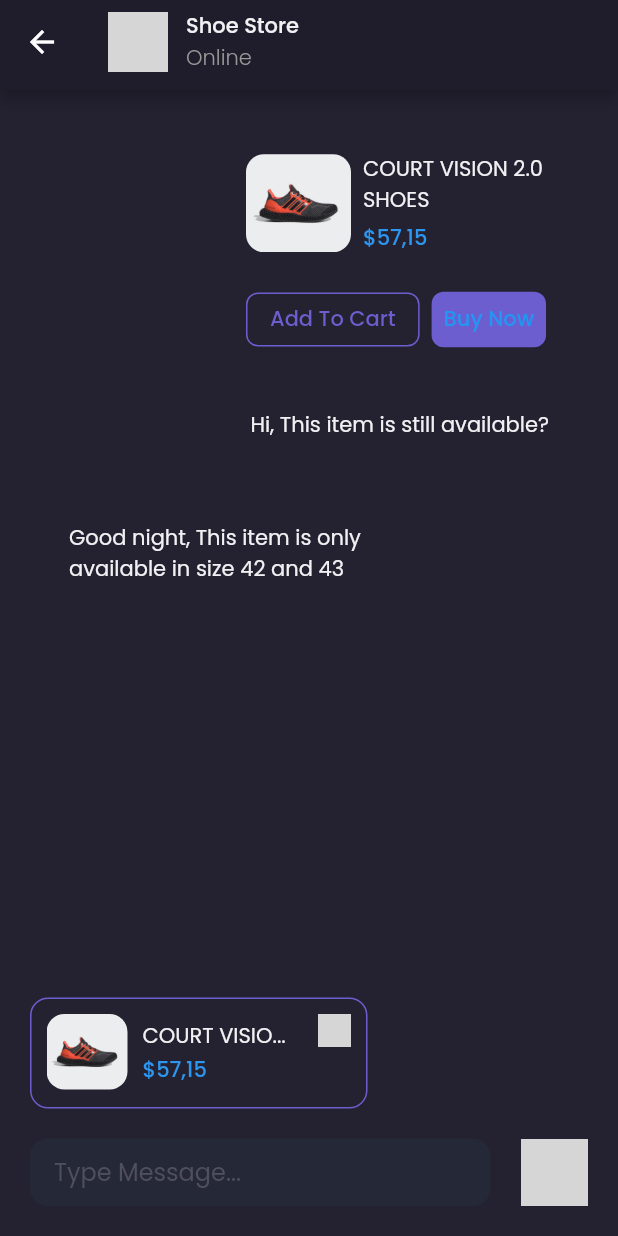
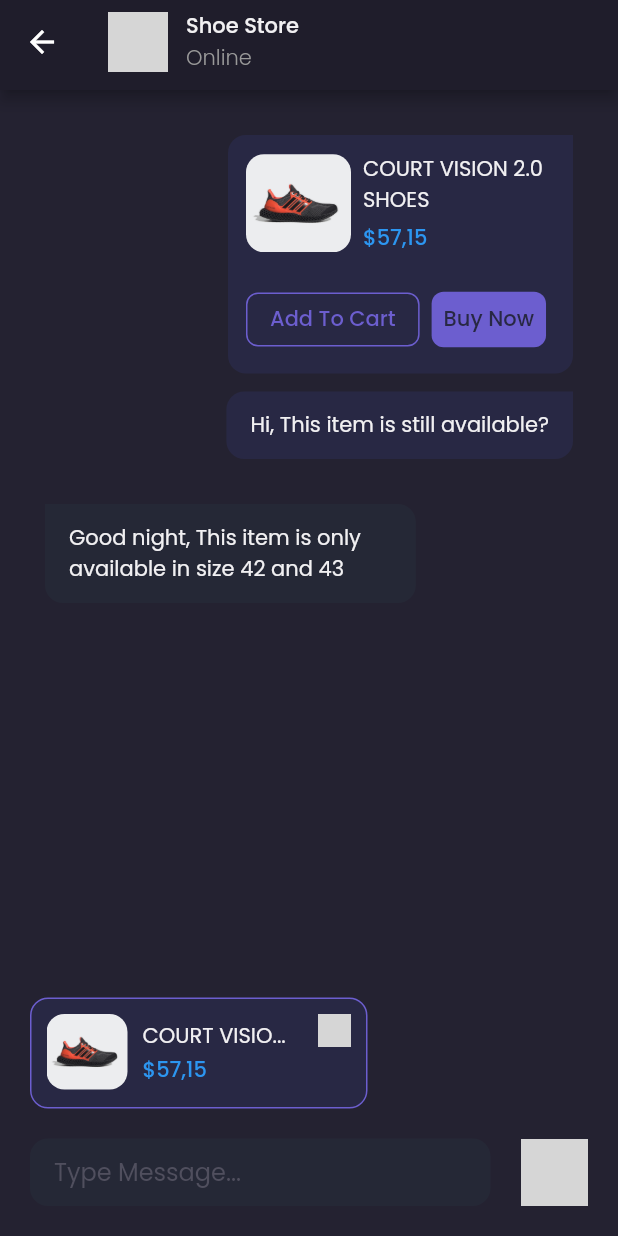
Before and after one commit to adamrayw/fullstack-flutter-laravel, a Flutter app: the DetailChatPage screen opened by its route, on a phone screen of 412 x 824 dp. Run offline on Flutter 3.47's test engine with Material 2 defaults, Android fonts, the phone set to English and light mode, and no system bars; our stand-ins replace google_fonts; grey boxes are pictures that could not be loaded.

Commit message:
Update Theme

```diff
--- a/lib/theme.dart
+++ b/lib/theme.dart
@@ -11,6 +11,7 @@
 Color backgroundColor2 = Color(0XFF2B2937);
 Color backgroundColor3 = Color(0XFF242231);
 Color backgroundColor4 = Color(0XFF252836);
+Color backgroundColor5 = Color(0XFF282844);
 Color primaryTextColor = Color(0XFFF1F0F2);
 Color secondaryTextColor = Color(0XFF999999);
 Color subtitleColor = Color(0XFF504F5E);
```
